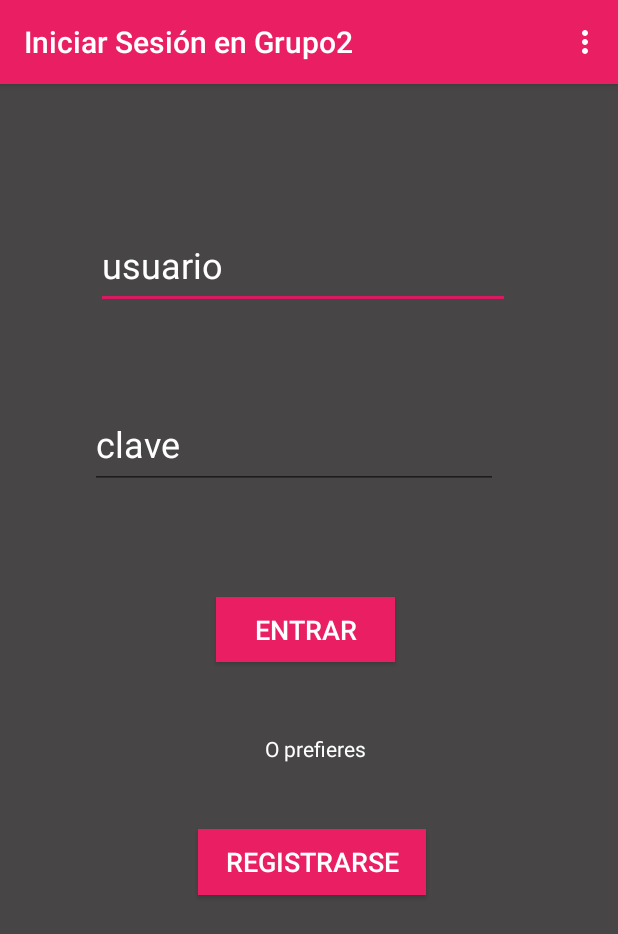
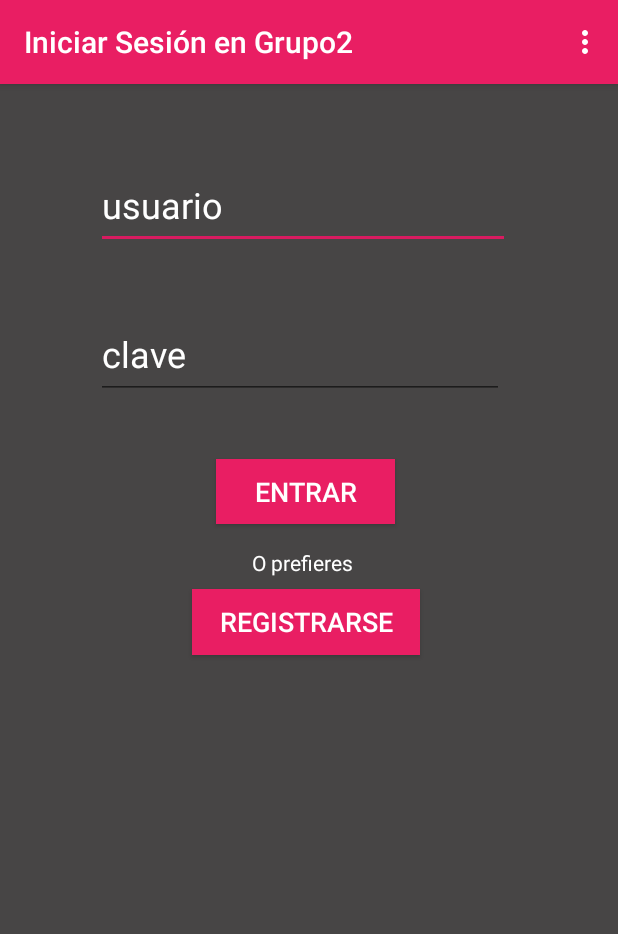
Before and after one commit to erickJKR/OP3, an Android app: the screen it shows after launch (MainActivity), on a phone screen of 412 x 824 dp. Shown: the top 934 px of the screen. Run offline under Robolectric (Android 15) with nearby library versions, the phone set to English and light mode, and no system bars.

Commit message:
Update activity_main.xml

```diff
--- a/ERICKCABRERA/Grupo02-master/app/src/main/res/layout/activity_main.xml
+++ b/ERICKCABRERA/Grupo02-master/app/src/main/res/layout/activity_main.xml
@@ -12,7 +12,7 @@
         android:layout_width="119dp"
         android:layout_height="43dp"
         android:layout_marginStart="144dp"
-        android:layout_marginTop="72dp"
+        android:layout_marginTop="40dp"
         android:background="#E91E63"
         android:fontFamily="sans-serif-medium"
         android:text="Entrar"
@@ -25,14 +25,14 @@
         android:id="@+id/buttonRegistro"
         android:layout_width="152dp"
         android:layout_height="44dp"
-        android:layout_marginTop="44dp"
-        android:layout_marginEnd="128dp"
+        android:layout_marginStart="128dp"
+        android:layout_marginTop="8dp"
         android:background="#E91E63"
         android:fontFamily="sans-serif-medium"
         android:text="Registrarse"
         android:textColor="#FFFFFF"
         android:textSize="18sp"
-        app:layout_constraintEnd_toEndOf="parent"
+        app:layout_constraintStart_toStartOf="parent"
         app:layout_constraintTop_toBottomOf="@+id/textView2" />
 
     <EditText
@@ -40,7 +40,7 @@
         android:layout_width="276dp"
         android:layout_height="58dp"
         android:layout_marginStart="64dp"
-        android:layout_marginTop="92dp"
+        android:layout_marginTop="52dp"
         android:ems="10"
         android:hint="usuario"
         android:inputType="textPersonName"
@@ -53,8 +53,8 @@
         android:id="@+id/editText2"
         android:layout_width="272dp"
         android:layout_height="60dp"
-        android:layout_marginStart="60dp"
-        android:layout_marginTop="60dp"
+        android:layout_marginStart="64dp"
+        android:layout_marginTop="40dp"
         android:ems="10"
         android:focusable="auto"
         android:hint="clave"
@@ -72,10 +72,10 @@
         android:id="@+id/textView2"
         android:layout_width="wrap_content"
         android:layout_height="wrap_content"
-        android:layout_marginTop="48dp"
-        android:layout_marginEnd="168dp"
+        android:layout_marginStart="168dp"
+        android:layout_marginTop="16dp"
         android:text="O prefieres"
         android:textColor="#FFFFFF"
-        app:layout_constraintEnd_toEndOf="parent"
+        app:layout_constraintStart_toStartOf="parent"
         app:layout_constraintTop_toBottomOf="@+id/buttonIngreso" />
 </androidx.constraintlayout.widget.ConstraintLayout>
```
